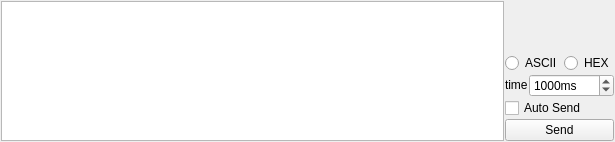
Above: src/commandwidget/commandwidget.ui from QQxiaoming/quardCRT before the change. Below: the same form after it.
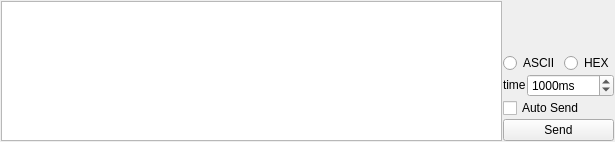
That is the form after the change.

What changed in the file:
```diff
--- a/src/commandwidget/commandwidget.ui
+++ b/src/commandwidget/commandwidget.ui
@@ -57,7 +57,7 @@
      <item>
       <layout class="QHBoxLayout" name="horizontalLayout_2">
        <property name="spacing">
-        <number>2</number>
+        <number>4</number>
        </property>
        <item>
         <widget class="QRadioButton" name="asciiRadioButton">
```
